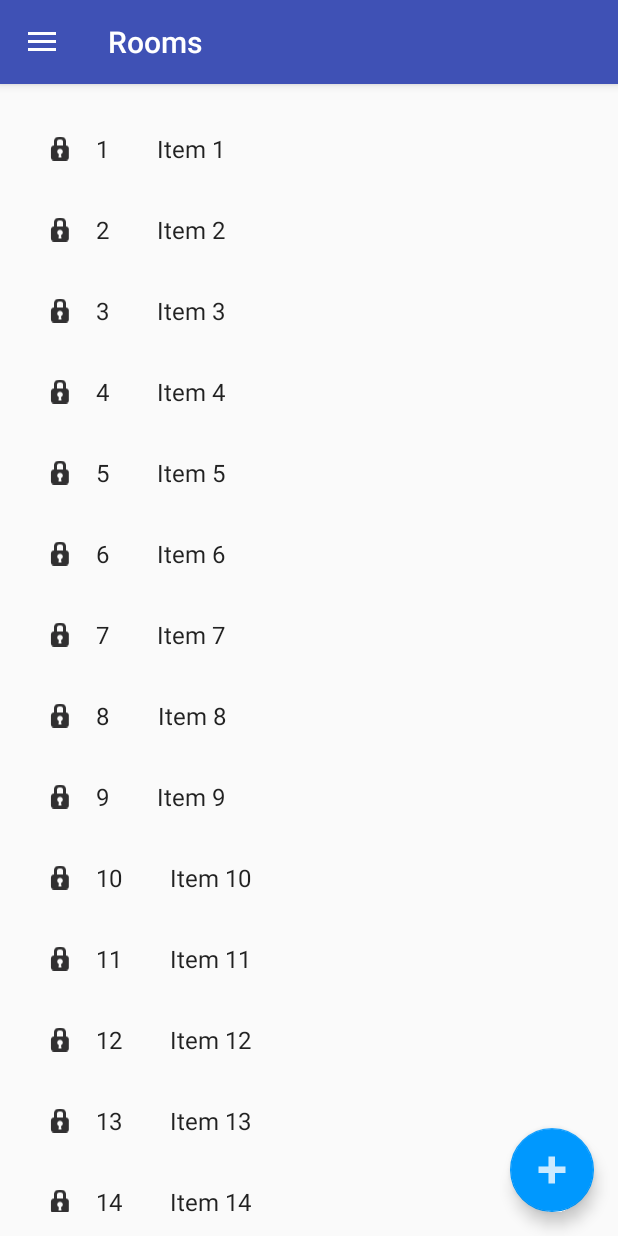
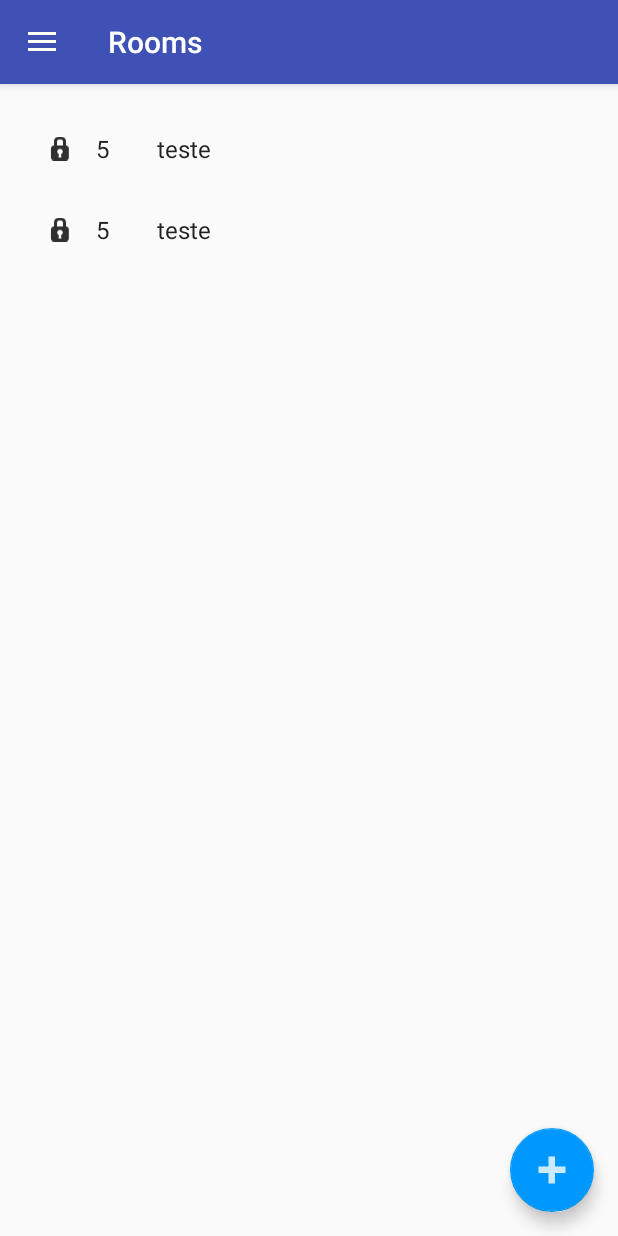
Before and after one commit to antonio-ramadas/chatup_android, an Android app: the MainActivity screen opened directly, with no data from a screen before it, on a phone screen of 412 x 824 dp. Run offline under Robolectric (Android 15) with nearby library versions, the phone set to English and light mode, and no system bars; libraries missing offline, so code that uses them is left out: com.facebook, com.facebook.login.

Commit message:
Back end improved

```diff
--- a/app/src/main/java/antonio/chatup/data/Room.java
+++ b/app/src/main/java/antonio/chatup/data/Room.java
@@ -18,15 +18,17 @@ public class Room implements Serializable {
     private boolean privateRoom;
 
     private String name;
+    private int numUsers;
     private String server; //ip:port
     private int id;
 
     Semaphore room_sem = new Semaphore(1, true);
 
-    public Room(int id, String server, String name, boolean type) {
+    public Room(int id, String server, String name, boolean type, int numUsers) {
         this.id = id;
         this.name = name;
         this.server = server;
+        this.numUsers = numUsers;
         privateRoom = type;
     }
 
@@ -80,4 +82,8 @@ public class Room implements Serializable {
     public int getId() {
         return id;
     }
+
+    public int getNumUsers() {
+        return numUsers;
+    }
 }
--- a/app/src/main/java/antonio/chatup/screens/Login/LoginInitialActivity.java
+++ b/app/src/main/java/antonio/chatup/screens/Login/LoginInitialActivity.java
@@ -50,7 +50,7 @@ public class LoginInitialActivity extends AppCompatActivity {
             @Override
             public void onSuccess(LoginResult loginResult) {
                 // App code
-                //TODO send token to the server and store the one received
+                //TODO send token to the server and store the one received (send the token to the other activity via bundle)
                 Log.e("sucesso", loginResult.getAccessToken().toString());
                 Log.e("sucesso", loginResult.getAccessToken().getToken());
 
--- a/app/src/main/java/antonio/chatup/screens/Room/ChatRoom.java
+++ b/app/src/main/java/antonio/chatup/screens/Room/ChatRoom.java
@@ -45,7 +45,7 @@ public class ChatRoom extends AppCompatActivity implements ChatFragment.OnListFr
             FragmentManager fragmentManager = getFragmentManager();
             FragmentTransaction fragmentTransaction = fragmentManager.beginTransaction();
 
-            Room room = new Room(1, "ip:port","Teste", Room.PRIVATE_ROOM);
+            Room room = new Room(1, "ip:port","Teste", Room.PRIVATE_ROOM, 0);
             //Timestamp timestamp, String msg, String email
             Message message = new Message(System.currentTimeMillis(), "Message", "test@gmail.com");
             room.addMsg(message);
--- a/app/src/main/java/antonio/chatup/screens/ViewRooms/DialogCreateRoomFragment.java
+++ b/app/src/main/java/antonio/chatup/screens/ViewRooms/DialogCreateRoomFragment.java
@@ -6,11 +6,13 @@ import android.content.DialogInterface;
 import android.net.Uri;
 import android.os.Bundle;
 import android.support.annotation.NonNull;
+import android.support.design.widget.NavigationView;
 import android.support.v4.app.Fragment;
 import android.support.v7.app.AlertDialog;
 import android.view.LayoutInflater;
 import android.view.View;
 import android.view.ViewGroup;
+import android.widget.TextView;
 
 import antonio.chatup.R;
 
@@ -56,7 +58,9 @@ public class DialogCreateRoomFragment extends android.app.DialogFragment {
                 .setPositiveButton("Create", new DialogInterface.OnClickListener() {
                     @Override
                     public void onClick(DialogInterface dialog, int id) {
-                        //TODO Create room
+                        //TODO Create room on the server
+                        //TODO add room to the drawers
+                        //TODO add room to the listener
                     }
                 })
                 .setNegativeButton("Dismiss", new DialogInterface.OnClickListener() {
--- a/app/src/main/java/antonio/chatup/screens/ViewRooms/MainActivity.java
+++ b/app/src/main/java/antonio/chatup/screens/ViewRooms/MainActivity.java
@@ -18,12 +18,13 @@ import android.view.MenuItem;
 
 import com.facebook.login.LoginManager;
 
+import java.util.List;
+
 import antonio.chatup.R;
 import antonio.chatup.data.ChatupGlobals;
-import antonio.chatup.dummy.DummyContent;
+import antonio.chatup.data.Room;
 import antonio.chatup.screens.Login.LoginInitialActivity;
 import antonio.chatup.screens.Room.ChatRoom;
-import antonio.chatup.screens.Room.RoomFragment;
 
 public class MainActivity extends AppCompatActivity
         implements NavigationView.OnNavigationItemSelectedListener, RoomFragment.OnListFragmentInteractionListener,
@@ -41,9 +42,14 @@ public class MainActivity extends AppCompatActivity
         fab.setOnClickListener(new View.OnClickListener() {
             @Override
             public void onClick(View view) {
+                NavigationView navigationView = (NavigationView) findViewById(R.id.nav_view);
+
                 new DialogCreateRoomFragment().show(getFragmentManager(), "createRoomDialogTag");
             }
         });
+
+        NavigationView navigationView = (NavigationView) findViewById(R.id.nav_view);
+        navigationView.setNavigationItemSelectedListener(this);
 
         DrawerLayout drawer = (DrawerLayout) findViewById(R.id.drawer_layout);
         ActionBarDrawerToggle toggle = new ActionBarDrawerToggle(
@@ -51,12 +57,12 @@ public class MainActivity extends AppCompatActivity
         drawer.setDrawerListener(toggle);
         toggle.syncState();
 
-        NavigationView navigationView = (NavigationView) findViewById(R.id.nav_view);
-        navigationView.setNavigationItemSelectedListener(this);
-
         //navigationView.getMenu().add(R.id.main_group, 5, 5,"teste");
 
         if (savedInstanceState == null) {
+            //TODO replace this call (must set valid data)
+            ((ChatupGlobals) this.getApplication()).set("email", "token", MainActivity.this);
+
             FragmentManager fragmentManager = getFragmentManager();
             FragmentTransaction fragmentTransaction = fragmentManager.beginTransaction();
 
@@ -66,7 +72,6 @@ public class MainActivity extends AppCompatActivity
 
             fragmentTransaction.commit();
 
-            ((ChatupGlobals) this.getApplication()).set("email", "token", MainActivity.this);
         }
     }
 
@@ -108,7 +113,7 @@ public class MainActivity extends AppCompatActivity
         //setTitle(item.getTitle());
 
         if (id == R.id.nav_logout) {
-            //TODO disconnect
+            //TODO disconnect (send disconnect to the server aside logging out of facebook)
             LoginManager.getInstance().logOut();
             Intent i = new Intent(getApplicationContext(), LoginInitialActivity.class);
             startActivity(i);
@@ -126,7 +131,7 @@ public class MainActivity extends AppCompatActivity
     }
 
     @Override
-    public void onListFragmentInteraction(DummyContent.DummyItem item) {
+    public void onListFragmentInteraction(Room item) {
 
     }
     @Override
--- a/app/src/main/java/antonio/chatup/screens/Room/MyRoomRecyclerViewAdapter.java
+++ b/app/src/main/java/antonio/chatup/screens/ViewRooms/MyRoomRecyclerViewAdapter.java
@@ -1,6 +1,7 @@
-package antonio.chatup.screens.Room;
+package antonio.chatup.screens.ViewRooms;
 
 import android.app.FragmentManager;
+import android.os.Bundle;
 import android.support.v7.widget.RecyclerView;
 import android.view.LayoutInflater;
 import android.view.View;
@@ -10,9 +11,11 @@ import android.widget.TextView;
 
 //import antonio.chatup.ItemFragment.OnListFragmentInteractionListener;
 import antonio.chatup.R;
+import antonio.chatup.data.ChatupGlobals;
+import antonio.chatup.data.Room;
 import antonio.chatup.dummy.DummyContent.DummyItem;
-import antonio.chatup.screens.ViewRooms.DialogAccessRoomFragment;
 
+import java.util.ArrayList;
 import java.util.List;
 
 /**
@@ -22,12 +25,10 @@ import java.util.List;
  */
 public class MyRoomRecyclerViewAdapter extends RecyclerView.Adapter<MyRoomRecyclerViewAdapter.ViewHolder> {
 
-    private final List<DummyItem> mValues;
     private final RoomFragment.OnListFragmentInteractionListener mListener;
     public FragmentManager fragmentManager;
 
-    public MyRoomRecyclerViewAdapter(List<DummyItem> items, RoomFragment.OnListFragmentInteractionListener listener, FragmentManager fragmentManager) {
-        mValues = items;
+    public MyRoomRecyclerViewAdapter(RoomFragment.OnListFragmentInteractionListener listener, FragmentManager fragmentManager) {
         mListener = listener;
         this.fragmentManager = fragmentManager;
     }
@@ -40,11 +41,17 @@ public class MyRoomRecyclerViewAdapter extends RecyclerView.Adapter<MyRoomRecycl
     }
 
     @Override
-    public void onBindViewHolder(final ViewHolder holder, int position) {
-        holder.mItem = mValues.get(position);
-        holder.mRoomTypeView.setImageResource(android.R.drawable.ic_secure);
-        holder.mUsersView.setText(mValues.get(position).id);
-        holder.mRoomNameView.setText(mValues.get(position).content);
+    public void onBindViewHolder(final ViewHolder holder, final int position) {
+        Room room = ChatupGlobals.ROOMS.get(position);
+        holder.mRoom = room;
+
+        if (room.isPrivate())
+            holder.mRoomTypeView.setImageResource(android.R.drawable.ic_secure);
+        else
+            holder.mRoomTypeView.setImageResource(android.R.drawable.ic_partial_secure);
+
+        holder.mUsersView.setText(room.getNumUsers() + "");
+        holder.mRoomNameView.setText(room.getName());
 
         holder.mView.setOnClickListener(new View.OnClickListener() {
             @Override
@@ -52,17 +59,23 @@ public class MyRoomRecyclerViewAdapter extends RecyclerView.Adapter<MyRoomRecycl
                 if (null != mListener) {
                     // Notify the active callbacks interface (the activity, if the
                     // fragment is attached to one) that an item has been selected.
-                    mListener.onListFragmentInteraction(holder.mItem);
+                    mListener.onListFragmentInteraction(holder.mRoom);
                 }
 
-                new DialogAccessRoomFragment().show(fragmentManager, "createRoomDialogTag");
+                DialogAccessRoomFragment dialog = new DialogAccessRoomFragment();
+
+                Bundle args = new Bundle();
+                args.putSerializable("room", ChatupGlobals.ROOMS.get(position));
+                dialog.setArguments(args);
+
+                dialog.show(fragmentManager, "accessRoomDialogTag");
             }
         });
     }
 
     @Override
     public int getItemCount() {
-        return mValues.size();
+        return ChatupGlobals.ROOMS.size();
     }
 
     public class ViewHolder extends RecyclerView.ViewHolder {
@@ -70,7 +83,7 @@ public class MyRoomRecyclerViewAdapter extends RecyclerView.Adapter<MyRoomRecycl
         public final ImageView mRoomTypeView;
         public final TextView mUsersView;
         public final TextView mRoomNameView;
-        public DummyItem mItem;
+        public Room mRoom;
 
         public ViewHolder(View view) {
             super(view);
--- a/app/src/main/java/antonio/chatup/screens/Room/RoomFragment.java
+++ b/app/src/main/java/antonio/chatup/screens/ViewRooms/RoomFragment.java
@@ -1,4 +1,4 @@
-package antonio.chatup.screens.Room;
+package antonio.chatup.screens.ViewRooms;
 
 import android.content.Context;
 import android.os.Bundle;
@@ -10,9 +10,11 @@ import android.view.LayoutInflater;
 import android.view.View;
 import android.view.ViewGroup;
 
+import java.util.List;
+
 import antonio.chatup.R;
+import antonio.chatup.data.Room;
 import antonio.chatup.dummy.DummyContent;
-import antonio.chatup.dummy.DummyContent.DummyItem;
 
 /**
  * A fragment representing a list of Items.
@@ -68,7 +70,7 @@ public class RoomFragment extends Fragment {
             } else {
                 recyclerView.setLayoutManager(new GridLayoutManager(context, mColumnCount));
             }
-            recyclerView.setAdapter(new MyRoomRecyclerViewAdapter(DummyContent.ITEMS, mListener, getFragmentManager()));
+            recyclerView.setAdapter(new MyRoomRecyclerViewAdapter(mListener, getFragmentManager()));
         }
         return view;
     }
@@ -103,6 +105,6 @@ public class RoomFragment extends Fragment {
      */
     public interface OnListFragmentInteractionListener {
         // TODO: Update argument type and name
-        void onListFragmentInteraction(DummyItem item);
+        void onListFragmentInteraction(Room item);
     }
 }
--- a/app/src/main/res/layout/fragment_room_list.xml
+++ b/app/src/main/res/layout/fragment_room_list.xml
@@ -9,6 +9,6 @@
     android:layout_marginLeft="16dp"
     android:layout_marginRight="16dp"
     app:layoutManager="LinearLayoutManager"
-    tools:context=".screens.Room.RoomFragment"
+    tools:context=".screens.ViewRooms.RoomFragment"
     tools:listitem="@layout/fragment_room"
     android:clickable="false" />
--- a/app/src/main/res/menu/activity_main_drawer.xml
+++ b/app/src/main/res/menu/activity_main_drawer.xml
@@ -11,6 +11,7 @@
 
     <item android:title="Rooms">
         <menu>
+            <group android:id="@+id/drawer_rooms" android:checkableBehavior="single">
             <item
                 android:id="@+id/nav_public_room"
                 android:icon="@android:drawable/ic_partial_secure"
@@ -19,6 +20,7 @@
                 android:id="@+id/nav_private_room"
                 android:icon="@android:drawable/ic_secure"
                 android:title="Private Room Example" />
+            </group>
         </menu>
     </item>
 
```
Also changed, not shown: app/src/main/java/antonio/chatup/data/ChatupGlobals.java (+7 -4 lines), app/src/main/java/antonio/chatup/screens/ViewRooms/DialogAccessRoomFragment.java (+16 -1 lines).
